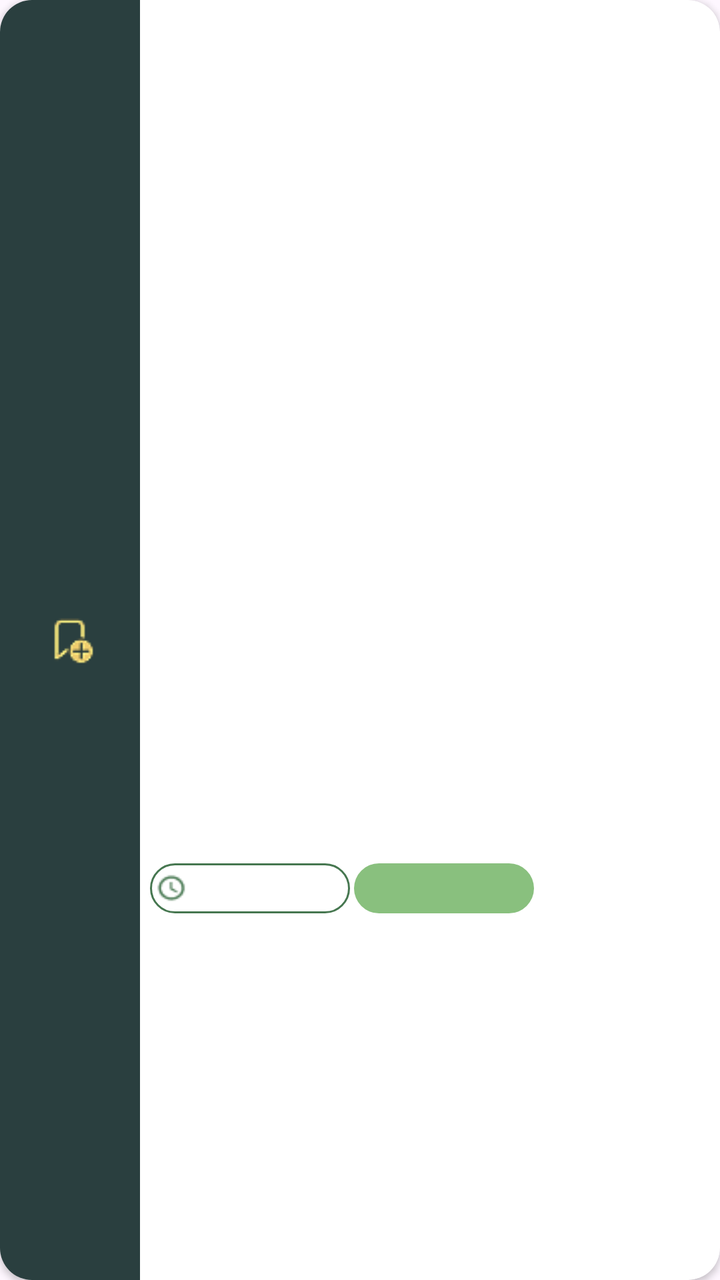
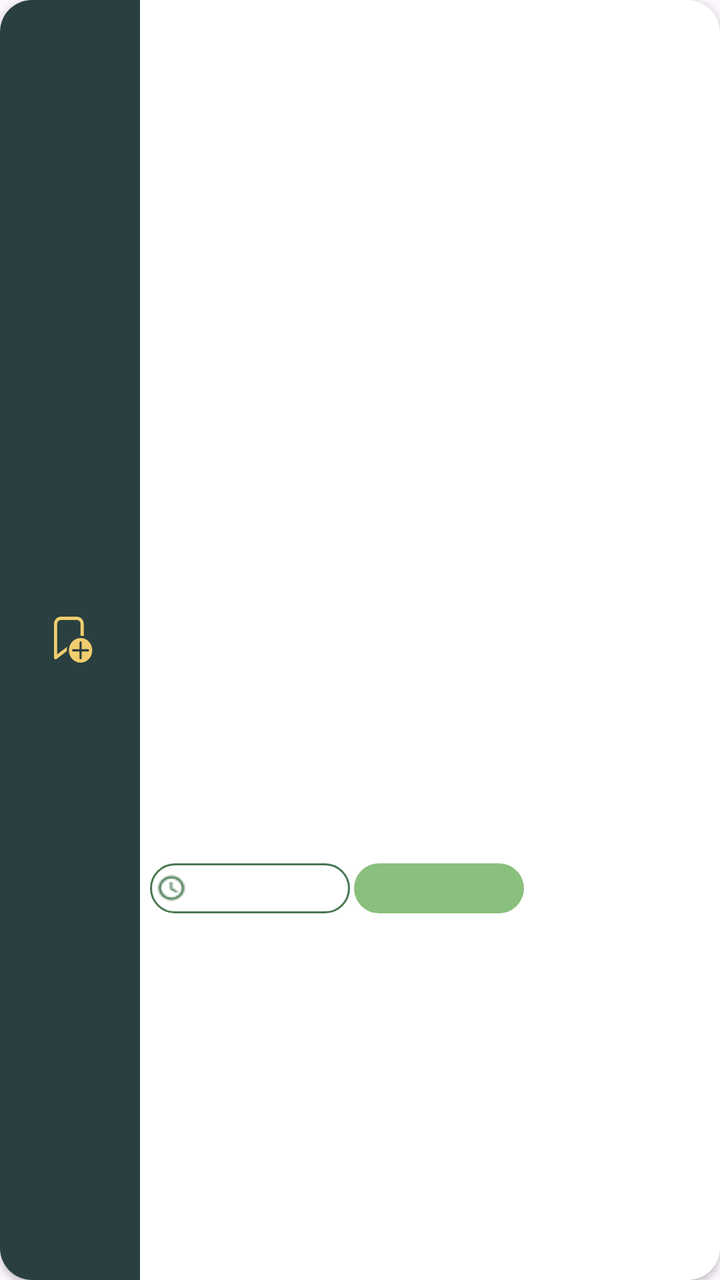

Two renders of the same Android screen: before a commit and after it. Below are the layout's source before the change and the commit's diff.
<!-- AndroidManifest.xml: application theme Theme.SortItJSON -->
<!-- res/layout/item_choicedesign.xml -->
<com.google.android.material.card.MaterialCardView
    xmlns:android="http://schemas.android.com/apk/res/android"
    xmlns:app="http://schemas.android.com/apk/res-auto"
    android:layout_width="match_parent"
    android:layout_height="120dp"
    android:layout_margin="5dp"
    app:cardCornerRadius="16dp"
    app:cardElevation="2dp"
    app:strokeWidth="0dp"
    android:backgroundTint="@android:color/white">

    <LinearLayout
        android:layout_width="match_parent"
        android:layout_height="match_parent"
        android:orientation="horizontal">

        
        <LinearLayout
            android:layout_width="70dp"
            android:layout_height="match_parent"
            android:background="#2A3F3F"
            android:gravity="center">

            <ImageButton
                android:id="@+id/bookmark"
                android:layout_width="wrap_content"
                android:layout_height="wrap_content"
                android:src="@drawable/notbookmark"
                android:background="@android:color/transparent"
                android:contentDescription="Bookmark" />

        </LinearLayout>

        
        <LinearLayout
            android:layout_width="0dp"
            android:layout_height="match_parent"
            android:layout_weight="2.5"
            android:orientation="vertical">

            <TextView
                android:id="@+id/title"
                android:layout_width="match_parent"
                android:layout_height="0dp"
                android:layout_weight="2"
                android:fontFamily="@font/montserrat_bold"
                android:gravity="center_vertical"
                android:padding="12dp"
                android:textColor="#467750"
                android:textSize="14sp" />

            <LinearLayout
                android:layout_width="match_parent"
                android:layout_height="0dp"
                android:layout_weight="1"
                android:orientation="horizontal">

                <LinearLayout
                    android:layout_width="100dp"
                    android:layout_height="wrap_content"
                    android:orientation="horizontal"
                    android:gravity="center_vertical"
                    android:background="@drawable/time_bg"
                    android:layout_marginLeft="5dp"
                    android:layout_marginBottom="5dp"
                    android:layout_marginTop="5dp"
                    android:padding="3dp">

                    <ImageView
                        android:layout_width="16dp"
                        android:layout_height="16dp"
                        android:src="@drawable/clock"
                        android:contentDescription="Clock Icon"
                        android:layout_marginEnd="4dp" />

                    <TextView
                        android:id="@+id/time"
                        android:layout_width="wrap_content"
                        android:layout_height="wrap_content"
                        android:textColor="#000000"
                        android:textSize="13sp"
                        android:fontFamily="@font/montserrat_semibold" />

                </LinearLayout>

                <LinearLayout
                    android:layout_width="90dp"
                    android:layout_height="wrap_content"
                    android:background="@drawable/difficulty_easy_bg"
                    android:layout_marginLeft="2dp"
                    android:layout_marginBottom="5dp"
                    android:layout_marginTop="5dp">

                    <TextView
                        android:id="@+id/difficulty"
                        android:layout_width="0dp"
                        android:layout_height="match_parent"
                        android:layout_weight="1"
                        android:padding="3dp"
                        android:gravity="center_horizontal"
                        android:textColor="#FFFFFF"
                        android:textSize="13sp"
                        android:fontFamily="@font/montserrat_semibold" />
                </LinearLayout>

            </LinearLayout>

        </LinearLayout>

        
        <ImageView
            android:id="@+id/image"
            android:layout_width="69dp"
            android:layout_height="match_parent"
            android:layout_weight="0.2"
            android:scaleType="centerCrop" />

    </LinearLayout>

</com.google.android.material.card.MaterialCardView>
<!-- resources referenced by this layout -->
<resources>
  <!-- drawable clock: png bitmap (drawable, 581 bytes) -->
  <!-- drawable difficulty_easy_bg (drawable) -->
  <?xml version="1.0" encoding="utf-8"?>
  <layer-list xmlns:android="http://schemas.android.com/apk/res/android">
  
      
      <item>
          <shape android:shape="rectangle">
  
              <solid android:color="#89C07E"/>
  
              
              <size android:height="25dp"/>
              <size android:width="74dp"/>
  
              <corners
                  android:topLeftRadius="50dp"
                  android:topRightRadius="50dp"
                  android:bottomLeftRadius="50dp"
                  android:bottomRightRadius="50dp"/>
  
          </shape>
      </item>
  
  </layer-list>
  <!-- drawable notbookmark: png bitmap (drawable, 1077 bytes) -->
  <!-- drawable time_bg (drawable) -->
  <?xml version="1.0" encoding="utf-8"?>
  <layer-list xmlns:android="http://schemas.android.com/apk/res/android">
  
      
      <item>
          <shape android:shape="rectangle">
  
              <solid android:color="#FFFFFF"/>
  
              
              <stroke
                  android:width="1dp"
                  android:color="#467750"/>
  
              
              <size android:height="25dp"/>
              <size android:width="74dp"/>
  
              <corners
                  android:topLeftRadius="50dp"
                  android:topRightRadius="50dp"
                  android:bottomLeftRadius="50dp"
                  android:bottomRightRadius="50dp"/>
  
          </shape>
      </item>
  
  </layer-list>
  <style name="Theme.SortItJSON" parent="Base.Theme.SortItJSON" />
  <style name="Base.Theme.SortItJSON" parent="Theme.Material3.DayNight.NoActionBar">
          
          <item name="colorPrimary">@color/darkgreen</item>
      </style>
  <color name="darkgreen">#467750</color>
</resources>

<!-- the commit's change to res/layout/item_choicedesign.xml (unified diff, before → after) -->
@@ -19,12 +19,13 @@
             android:layout_width="70dp"
             android:layout_height="match_parent"
             android:background="#2A3F3F"
-            android:gravity="center">
+            android:gravity="center_vertical">
 
             <ImageButton
                 android:id="@+id/bookmark"
                 android:layout_width="wrap_content"
                 android:layout_height="wrap_content"
+                android:layout_marginLeft="27dp"
                 android:src="@drawable/notbookmark"
                 android:background="@android:color/transparent"
                 android:contentDescription="Bookmark" />
@@ -78,13 +79,13 @@
                         android:layout_width="wrap_content"
                         android:layout_height="wrap_content"
                         android:textColor="#000000"
-                        android:textSize="13sp"
+                        android:textSize="12sp"
                         android:fontFamily="@font/montserrat_semibold" />
 
                 </LinearLayout>
 
                 <LinearLayout
-                    android:layout_width="90dp"
+                    android:layout_width="85dp"
                     android:layout_height="wrap_content"
                     android:background="@drawable/difficulty_easy_bg"
                     android:layout_marginLeft="2dp"
@@ -99,7 +100,7 @@
                         android:padding="3dp"
                         android:gravity="center_horizontal"
                         android:textColor="#FFFFFF"
-                        android:textSize="13sp"
+                        android:textSize="12sp"
                         android:fontFamily="@font/montserrat_semibold" />
                 </LinearLayout>
 
<!-- resource entries referenced after the edit -->
@@ -25,7 +25,16 @@
       </item>
   
   </layer-list>
-  <!-- drawable notbookmark: png bitmap (drawable, 1077 bytes) -->
+  <!-- drawable notbookmark (drawable) -->
+  <vector xmlns:android="http://schemas.android.com/apk/res/android"
+      android:width="20dp"
+      android:height="23dp"
+      android:viewportWidth="23"
+      android:viewportHeight="25">
+    <path
+        android:pathData="M3.972,0C1.782,0 0,1.778 0,3.963V22.256C0,22.599 0.193,22.915 0.499,23.071C0.805,23.227 1.173,23.199 1.453,22.998L7.357,18.756C7.348,18.602 7.333,18.449 7.333,18.293C7.333,17.617 7.429,16.963 7.589,16.336L1.833,20.471V3.963C1.833,2.787 2.793,1.829 3.972,1.829H13.139C14.318,1.829 15.278,2.787 15.278,3.963V10.366C15.91,10.366 16.521,10.448 17.111,10.587V3.963C17.111,1.778 15.329,0 13.139,0H3.972ZM15.278,11.585C11.565,11.585 8.556,14.588 8.556,18.293C8.556,21.997 11.565,25 15.278,25C18.99,25 22,21.997 22,18.293C22,14.588 18.99,11.585 15.278,11.585ZM15.278,13.415C15.615,13.415 15.889,13.688 15.889,14.024V17.683H19.556C19.893,17.683 20.167,17.956 20.167,18.293C20.167,18.629 19.893,18.902 19.556,18.902H15.889V22.561C15.889,22.898 15.615,23.171 15.278,23.171C14.94,23.171 14.667,22.898 14.667,22.561V18.902H11C10.663,18.902 10.389,18.629 10.389,18.293C10.389,17.956 10.663,17.683 11,17.683H14.667V14.024C14.667,13.688 14.94,13.415 15.278,13.415Z"
+        android:fillColor="#F0CD6E"/>
+  </vector>
   <!-- drawable time_bg (drawable) -->
   <?xml version="1.0" encoding="utf-8"?>
   <layer-list xmlns:android="http://schemas.android.com/apk/res/android">
